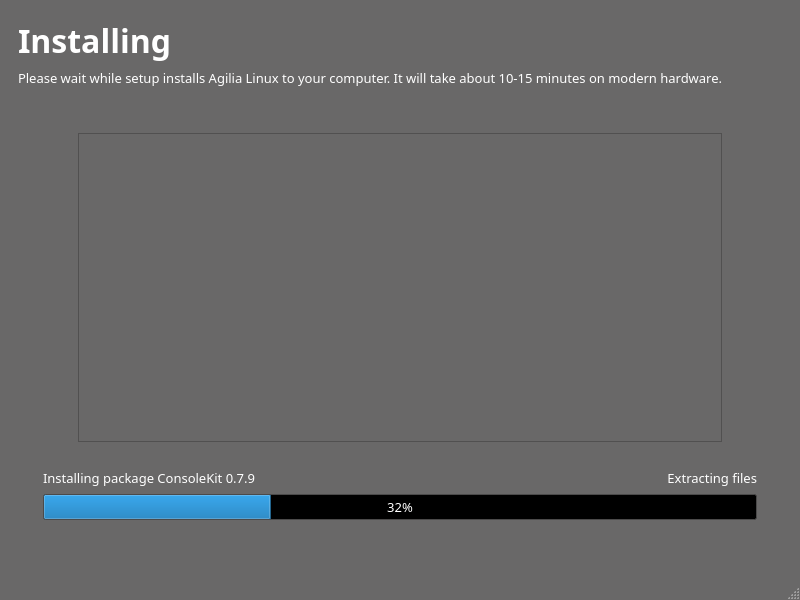
Qt form guiinstaller/guisetup_exec/mainwindow.ui (aix27249/mpkg) before a commit.
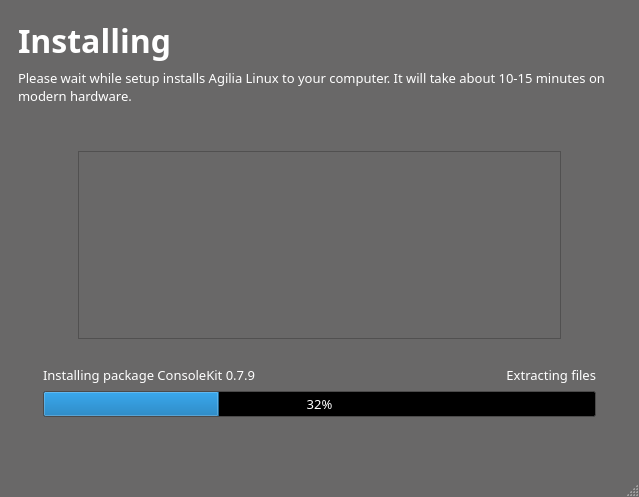
The same form after that commit. Icons and pictures are not drawn.

Commit message: "oh shi, i did it" (c) - fixed window sizes (damn X11 no-standard-do-like-you-want things)

What changed in the file:
```diff
--- a/guiinstaller/guisetup_exec/mainwindow.ui
+++ b/guiinstaller/guisetup_exec/mainwindow.ui
@@ -6,10 +6,16 @@
    <rect>
     <x>0</x>
     <y>0</y>
-    <width>800</width>
-    <height>600</height>
+    <width>639</width>
+    <height>497</height>
    </rect>
   </property>
+  <property name="sizePolicy">
+   <sizepolicy hsizetype="Expanding" vsizetype="Expanding">
+    <horstretch>0</horstretch>
+    <verstretch>0</verstretch>
+   </sizepolicy>
+  </property>
   <property name="palette">
    <palette>
     <active>
```
Left out of the diff: 2 changed lines with no effect on the pictures. The commit also changes 5 other files.
